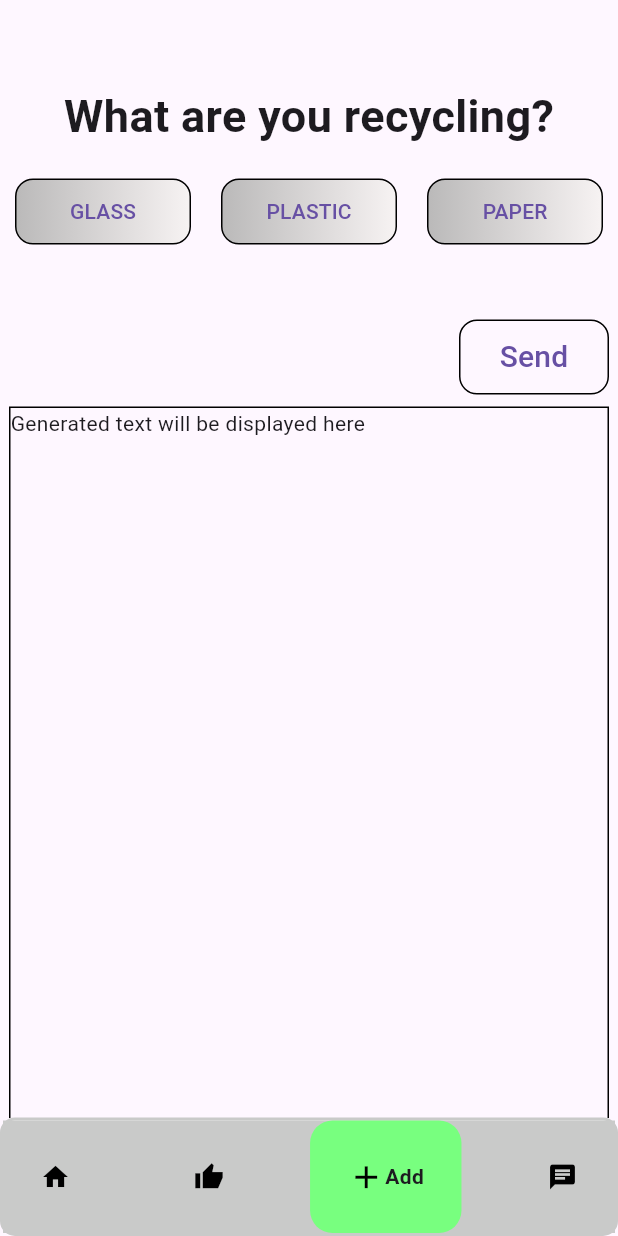
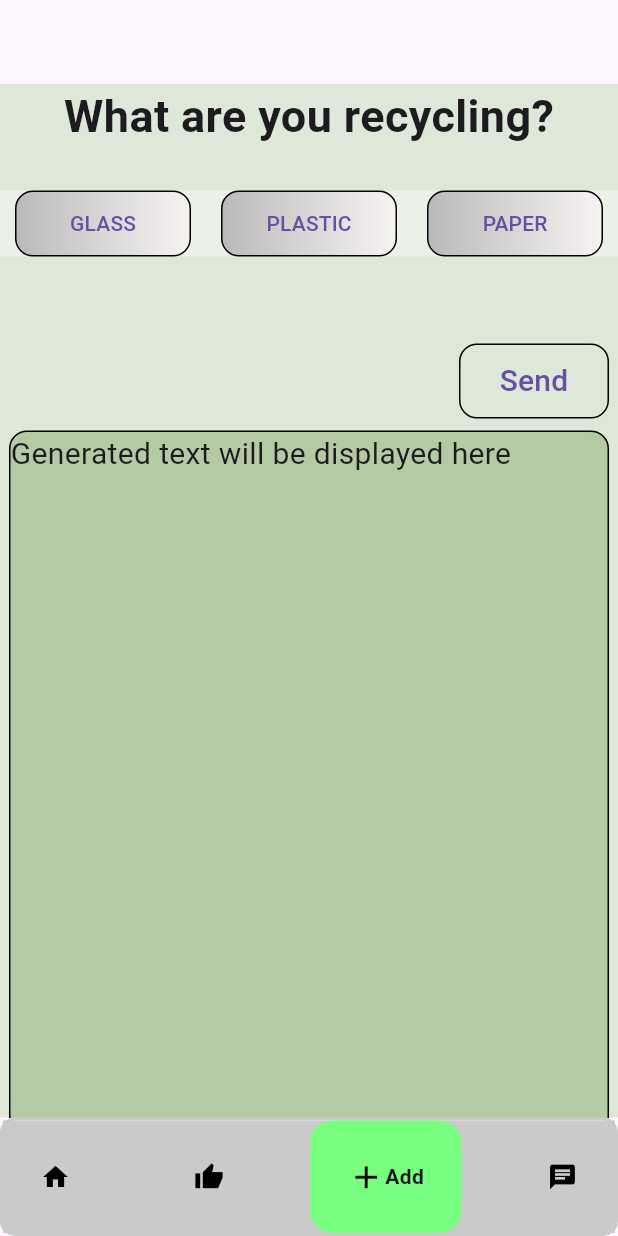
Before and after one commit to londonn23/unnamed_hackathon_project, a Flutter app: the screen it shows after launch, item 3 of the bottom bar chosen, after a tap on "Send", on a phone screen of 412 x 824 dp. Run offline on Flutter 3.47's test engine with Material 3 defaults, Android fonts, the phone set to English and light mode, and no system bars; drawn by our look-alikes of google_nav_bar; our stand-ins replace google_generative_ai.

Commit message:
chatbot done

```diff
--- a/lib/chat.dart
+++ b/lib/chat.dart
@@ -61,6 +61,45 @@ class _MyElevatedButtonState extends State<MyElevatedButton> {
   }
 }
 
+class BoldTextFormatter extends StatelessWidget {
+  final String text;
+
+  const BoldTextFormatter({super.key, required this.text});
+
+  @override
+  Widget build(BuildContext context) {
+    final RegExp boldPattern =
+        RegExp(r'\*\*(.*?)\*\*'); // Regex to detect **text**
+    final List<TextSpan> spans = [];
+    int lastMatchEnd = 0;
+
+    boldPattern.allMatches(text).forEach((match) {
+      // Add normal text before the match
+      if (match.start > lastMatchEnd) {
+        spans.add(TextSpan(text: text.substring(lastMatchEnd, match.start)));
+      }
+
+      // Add bold text
+      spans.add(TextSpan(
+        text: match.group(1), // Extract text inside **
+        style: const TextStyle(fontWeight: FontWeight.bold),
+      ));
+
+      lastMatchEnd = match.end;
+    });
+
+    // Add remaining text after last match
+    if (lastMatchEnd < text.length) {
+      spans.add(TextSpan(text: text.substring(lastMatchEnd)));
+    }
+
+    return Text.rich(
+      TextSpan(children: spans),
+      style: TextStyle(fontSize: 20),
+    );
+  }
+}
+
 class ChatBot extends StatefulWidget {
   const ChatBot({super.key});
 
@@ -74,7 +113,12 @@ class _ChatBotState extends State<ChatBot> {
   bool paperState = false;
   bool anySelected = false;
 
-  final TextEditingController _userInput = TextEditingController();
+  String glassPrompt = "";
+  String plasticPrompt = "";
+  String paperPrompt = "";
+  String prompt =
+      "In short words, give a simple to follow step-by-step instruction on how to recycle the following items, give more than 5 steps";
+
   final apiKey = 'AIzaSyAdMqSVmk1Jv5W_qj25x92eUk8h7cHgkS0';
   String? response = "Generated text will be displayed here";
 
@@ -89,7 +133,7 @@ class _ChatBotState extends State<ChatBot> {
   }
 
   void _sendMessage() async {
-    String userMessage = _userInput.text.trim();
+    String userMessage = prompt;
     if (userMessage.isNotEmpty) {
       setState(() {
         response = "generating...";
@@ -98,14 +142,13 @@ class _ChatBotState extends State<ChatBot> {
       setState(() {
         response = botResponse ?? "Error";
       });
-      _userInput.clear();
+      prompt =
+          "In short words, give a step-by-step (minimum 6 steps) instruction on how to recycle the following items";
     }
   }
 
   @override
   Widget build(BuildContext context) {
-    final screenWidth = MediaQuery.sizeOf(context).width;
-    final screenHeight = MediaQuery.sizeOf(context).height;
 
     return MaterialApp(
       home: SafeArea(
@@ -118,7 +161,12 @@ class _ChatBotState extends State<ChatBot> {
                     style: TextStyle(fontSize: 30, fontWeight: FontWeight.bold),
                   ),
                   Padding(padding: EdgeInsets.only(top: 20)),
-                Row(
+                  Padding(
+                    padding: const EdgeInsets.symmetric(vertical: 8.0),
+                    child: Container(
+                      decoration: BoxDecoration(
+                          color: Color.fromRGBO(235, 241, 231, 1.0)),
+                      child: Row(
                         children: [
                           SizedBox(width: 10),
                           Expanded(
@@ -153,6 +201,8 @@ class _ChatBotState extends State<ChatBot> {
                           SizedBox(width: 10),
                         ],
                       ),
+                    ),
+                  ),
                   Padding(padding: EdgeInsets.only(top: 50)),
                   Padding(
                     padding: const EdgeInsets.only(left: 300, bottom: 8),
@@ -162,7 +212,26 @@ class _ChatBotState extends State<ChatBot> {
                           borderRadius: BorderRadius.circular(12),
                           border: Border.all()),
                       child: TextButton(
-                        onPressed: () {},
+                          onPressed: () {
+                            if (glassState == true ||
+                                paperState == true ||
+                                plasticState == true) {
+                              anySelected = true;
+                              glassPrompt = glassState ? "\nGlass" : "";
+                              paperPrompt = paperState ? "\nPaper" : "";
+                              plasticPrompt = plasticState ? "\nPlastic" : "";
+                              prompt +=
+                                  glassPrompt + paperPrompt + plasticPrompt;
+                              setState(() {
+                                _sendMessage();
+                                glassState = false;
+                                paperState = false;
+                                plasticState = false;
+                              });
+                            } else {
+                              anySelected = false;
+                            }
+                          },
                           child: Text(
                             "Send",
                             style: TextStyle(fontSize: 20),
@@ -172,16 +241,19 @@ class _ChatBotState extends State<ChatBot> {
                   Container(
                     width: 400,
                     height: 500,
-                  decoration: BoxDecoration(border: Border.all()),
+                    decoration: BoxDecoration(
+                        border: Border.all(),
+                        borderRadius: BorderRadius.circular(12),
+                        color: Color.fromRGBO(180, 202, 164, 1.0)),
                     child: SingleChildScrollView(
-                    child: Text(response ?? ""),
+                      child: BoldTextFormatter(text: response ?? ""),
                     ),
                   ),
                   Padding(padding: EdgeInsets.only(top: 50)),
                 ],
               ),
             ),
-        ),
+            backgroundColor: Color.fromRGBO(222, 232, 216, 1)),
       ),
       debugShowCheckedModeBanner: false,
     );
```
Lines whose indentation alone changed are shown as unchanged.
